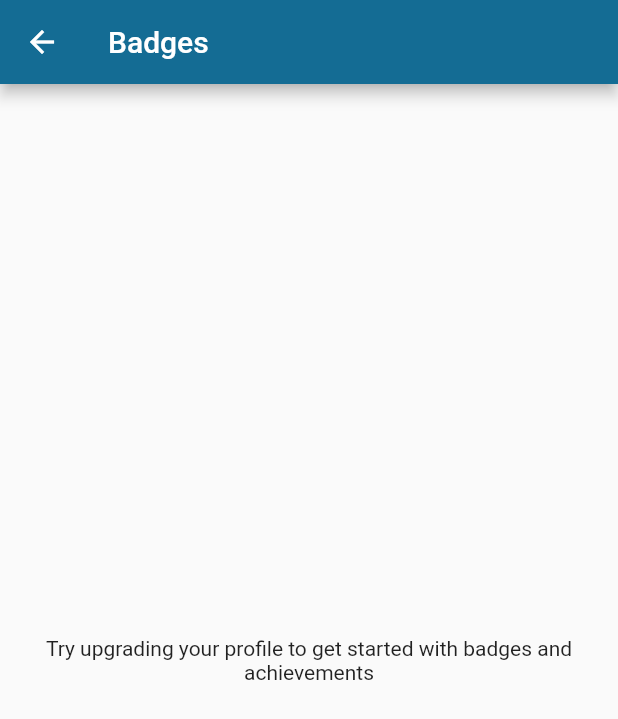
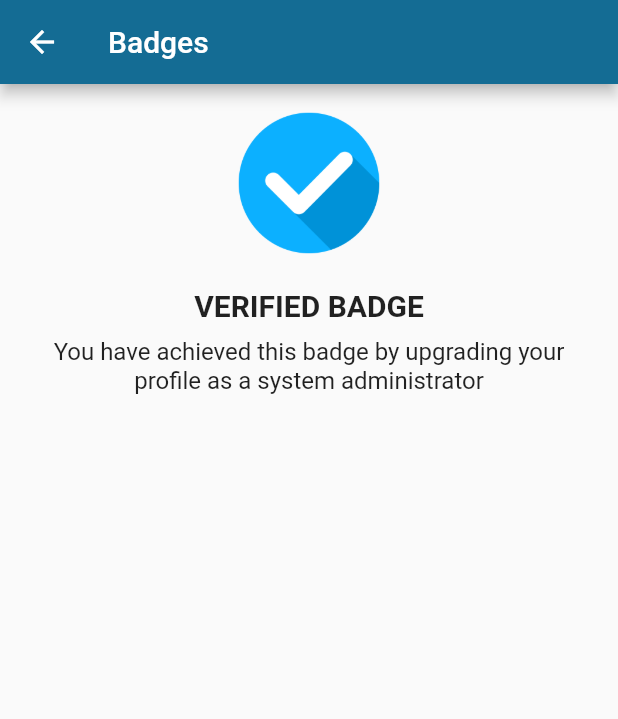
Before and after one commit to Harish3000/shades-app-flutter-project, a Flutter app: the BadgesPage screen opened directly, on a phone screen of 412 x 824 dp. Shown: the top 719 px of the screen. Run offline on Flutter 3.47's test engine with Material 2 defaults, Android fonts, the phone set to English and light mode, and no system bars; our stand-ins replace cloud_firestore, firebase_auth, firebase_core, flutter_rating_bar; accounts and stored records are empty.

Commit message:
BADGE IMAGES ADDED

```diff
--- a/shades/lib/features/community_mgt/BadgesPage.dart
+++ b/shades/lib/features/community_mgt/BadgesPage.dart
@@ -2,19 +2,33 @@ import 'package:flutter/material.dart';
 import 'package:firebase_auth/firebase_auth.dart';
 import 'package:cloud_firestore/cloud_firestore.dart';
 
+class Badge {
+  final String imageAsset;
+  final String mainText;
+  final String subText;
+
+  Badge(
+      {required this.imageAsset,
+      required this.mainText,
+      required this.subText});
+}
+
 class BadgesPage extends StatelessWidget {
   final User? user = FirebaseAuth.instance.currentUser;
 
-  Future<String> _getUserRole() async {
-    if (user != null) {
-      DocumentSnapshot<Map<String, dynamic>> userDocument =
-          await FirebaseFirestore.instance
-              .collection('users')
-              .doc(user!.uid)
-              .get();
-      return userDocument['role'] ?? 'user'; // Default role is 'user'
-    }
-    return 'user'; // Default role is 'user' if the user is not logged in
+  Future<List<Badge>> _getUserBadges() async {
+    // Fetch user badges from Firestore and return a list of Badge objects
+    // Example:
+    List<Badge> badges = [
+      Badge(
+        imageAsset: 'assets/community/profile images/verified.png',
+        mainText: 'VERIFIED BADGE',
+        subText:
+            'You have achieved this badge by upgrading your profile as a system administrator',
+      ),
+      // Add more badges here as needed
+    ];
+    return badges;
   }
 
   @override
@@ -25,54 +39,50 @@ class BadgesPage extends StatelessWidget {
         backgroundColor: const Color(0xFF146C94),
       ),
       body: Center(
-        child: FutureBuilder<String>(
-          future: _getUserRole(),
+        child: FutureBuilder<List<Badge>>(
+          future: _getUserBadges(),
           builder: (context, snapshot) {
             if (snapshot.connectionState == ConnectionState.waiting) {
-              return CircularProgressIndicator(); // Loading indicator while fetching data
+              return CircularProgressIndicator();
             } else {
               if (snapshot.hasError) {
-                return Text('Error loading user role.'); // Handle error state
+                return Text('Error loading user badges.');
               } else {
-                String userRole =
-                    snapshot.data ?? 'user'; // Default role is 'user'
-                if (userRole == 'leader') {
-                  return Padding(
-                    padding: const EdgeInsets.all(16.0),
-                    child: Row(
-                      mainAxisAlignment: MainAxisAlignment.center,
-                      children: [
-                        Image.asset(
-                          'assets/community/profile images/verified.png',
-                          width: 100, // Set width of the image
-                          height: 100, // Set height of the image
-                        ),
-                        SizedBox(
-                            width: 20), // Add spacing between image and text
-                        Column(
-                          crossAxisAlignment: CrossAxisAlignment.start,
+                List<Badge> badges = snapshot.data ?? [];
+                if (badges.isEmpty) {
+                  return Text(
+                      'Try upgrading your profile to get started with badges and achievements',
+                      textAlign: TextAlign.center);
+                } else {
+                  return ListView.builder(
+                    itemCount: badges.length,
+                    itemBuilder: (context, index) {
+                      Badge badge = badges[index];
+                      return Padding(
+                        padding: const EdgeInsets.all(16.0),
+                        child: Column(
                           children: [
+                            Image.asset(
+                              badge.imageAsset,
+                              width: 100,
+                              height: 100,
+                            ),
+                            SizedBox(height: 20),
                             Text(
-                              'VERIFIED BADGE',
+                              badge.mainText,
                               style: TextStyle(
-                                fontWeight: FontWeight.bold,
-                                fontSize: 20,
-                              ),
+                                  fontWeight: FontWeight.bold, fontSize: 20),
                             ),
                             SizedBox(height: 10),
                             Text(
-                              'You have achieved this badge by upgrading your profile as a system administrative',
+                              badge.subText,
                               style: TextStyle(fontSize: 16),
+                              textAlign: TextAlign.center,
                             ),
                           ],
                         ),
-                      ],
-                    ),
-                  );
-                } else {
-                  return Text(
-                    'Try upgrading your profile to get started with badges and achievements',
-                    textAlign: TextAlign.center,
+                      );
+                    },
                   );
                 }
               }
@@ -83,3 +93,5 @@ class BadgesPage extends StatelessWidget {
     );
   }
 }
+
+void main() => runApp(MaterialApp(home: BadgesPage()));
```
Also changed, not shown: shades/assets/community/community images/badges/FOSS.jpg (added), shades/assets/community/community images/badges/LEO.jpg (added), shades/assets/community/community images/badges/MEDIA.jpg (added), shades/assets/community/community images/badges/MOZILLA.jpg (added), shades/assets/community/community images/badges/MS.png (added), shades/assets/community/community images/badges/ROTTRACT.jpg (added).
